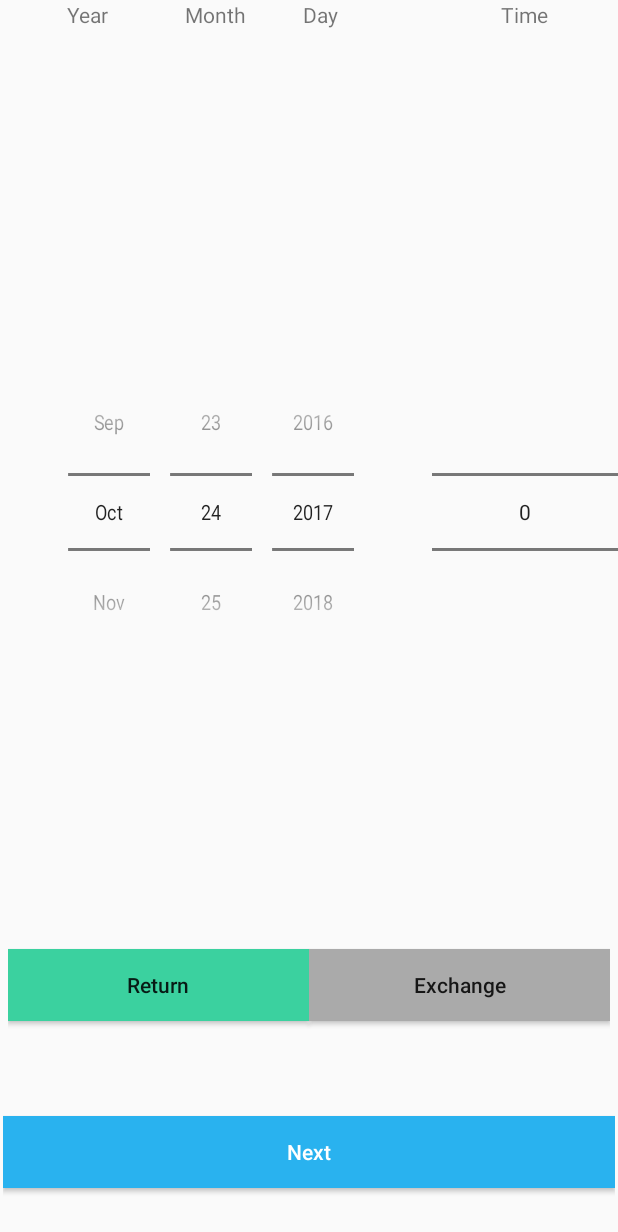
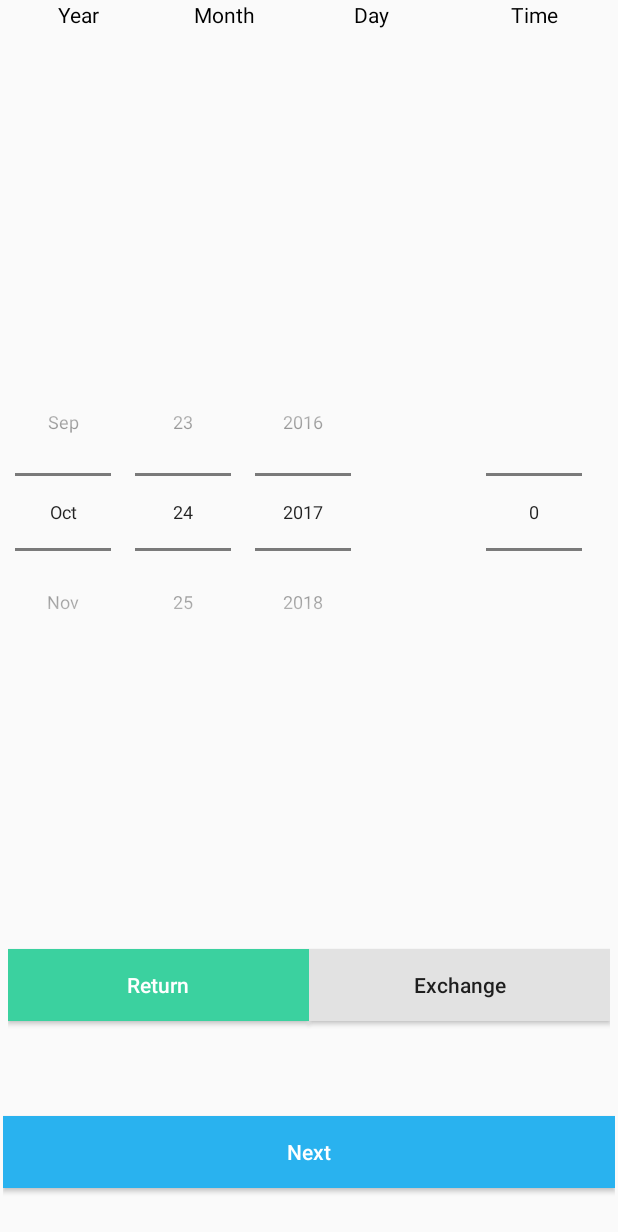
Before and after one commit to dingzhexue/Tracck, an Android app: the layout fragment_purchase_setting.xml on its own in the app's theme, with its tools: preview values and no code run, on a phone screen of 412 x 824 dp. Shown: the top 1232 px of the screen. Run offline under Robolectric (Android 15) with nearby library versions, the phone set to English and light mode, and no system bars.

Commit message:
Recommit for fixed.

```diff
--- a/app/src/main/java/flashbox/tracck/common/CustomNumPicker.java
+++ b/app/src/main/java/flashbox/tracck/common/CustomNumPicker.java
@@ -15,7 +15,7 @@ public class CustomNumPicker extends NumberPicker {
     public void addView(View child) {
         super.addView(child);
         if(child instanceof EditText) {
-            ((EditText) child).setTextSize(3);
+            ((EditText) child).setTextSize(1);
         }
     }
 }
--- a/app/src/main/java/flashbox/tracck/home/TKHomeActivity.java
+++ b/app/src/main/java/flashbox/tracck/home/TKHomeActivity.java
@@ -300,7 +300,7 @@ public class TKHomeActivity extends TKBaseActivity implements NavigationView.OnN
 
     @Override
     public boolean supportOffline() {
-        return true;
+        return false;
     }
 
     @Override
--- a/app/src/main/java/flashbox/tracck/home/TKPreviewActivity.java
+++ b/app/src/main/java/flashbox/tracck/home/TKPreviewActivity.java
@@ -7,6 +7,7 @@ import android.support.v4.view.ViewPager;
 import android.text.Html;
 import android.util.DisplayMetrics;
 import android.view.View;
+import android.view.ViewTreeObserver;
 import android.widget.ImageView;
 import android.widget.LinearLayout;
 import android.widget.TextView;
@@ -83,7 +84,7 @@ public class TKPreviewActivity extends TKBaseActivity {
 
     @Override
     public boolean supportOffline() {
-        return true;
+        return false;
     }
 
     private void init() {
@@ -99,6 +100,7 @@ public class TKPreviewActivity extends TKBaseActivity {
         slider_image_list.add(R.mipmap.ic_purchaseimg);
         slider_image_list.add(R.mipmap.ic_purchaseimgone);
         slider_image_list.add(R.mipmap.ic_purchaseimgtwo);
+
         sliderPagerAdapter = new TKSliderPagerAdapter(TKPreviewActivity.this, slider_image_list);
         vp_slider.setAdapter(sliderPagerAdapter);
         vp_slider.setOnPageChangeListener(new ViewPager.OnPageChangeListener() {
--- a/app/src/main/java/flashbox/tracck/home/TKSliderPagerAdapter.java
+++ b/app/src/main/java/flashbox/tracck/home/TKSliderPagerAdapter.java
@@ -30,7 +30,7 @@ public class TKSliderPagerAdapter extends PagerAdapter {
         assert imagelayout !=null;
         ImageView im_slider = imagelayout.findViewById(R.id.im_slider);
         im_slider.setImageResource(image_arraylist.get(position));
-
+        im_slider.setAdjustViewBounds(true);
         container.addView(imagelayout);
 
         return imagelayout;
--- a/app/src/main/java/flashbox/tracck/home/archive/TKArchiveActivity.java
+++ b/app/src/main/java/flashbox/tracck/home/archive/TKArchiveActivity.java
@@ -106,7 +106,7 @@ public class TKArchiveActivity extends TKBaseActivity
 
     @Override
     public boolean supportOffline() {
-        return true;
+        return false;
     }
 
     @Override
--- a/app/src/main/res/layout/fragment_purchase_description.xml
+++ b/app/src/main/res/layout/fragment_purchase_description.xml
@@ -26,7 +26,7 @@
                     android:layout_width="wrap_content"
                     android:layout_height="wrap_content"
                     android:text="14 Sep 2017"
-                    android:textSize="@dimen/textsize_17sp"
+                    android:textSize="@dimen/textsize_15sp"
                     android:layout_marginLeft="@dimen/margin_10dp"
                     android:textColor="@android:color/black"
                     android:id="@+id/txtDate" />
@@ -34,7 +34,7 @@
                 <TextView
                     android:layout_width="wrap_content"
                     android:layout_height="wrap_content"
-                    android:textSize="@dimen/textsize_17sp"
+                    android:textSize="@dimen/textsize_15sp"
                     android:text="  |  "
                     android:textColor="@android:color/black"/>
                 <TextView
@@ -42,7 +42,7 @@
                     android:layout_width="wrap_content"
                     android:layout_height="wrap_content"
                     android:text="10 AM - 12 PM"
-                    android:textSize="@dimen/textsize_17sp"
+                    android:textSize="@dimen/textsize_15sp"
                     android:textColor="@android:color/black" />
 
             </LinearLayout>
--- a/app/src/main/res/layout/fragment_purchase_setting.xml
+++ b/app/src/main/res/layout/fragment_purchase_setting.xml
@@ -9,12 +9,13 @@
         android:orientation="horizontal"
         android:layout_width="match_parent"
         android:layout_height="@dimen/WH_0dp"
-        android:layout_weight="0.1">
+        android:layout_weight="0.1"
+        android:weightSum="1.0">
 
         <LinearLayout
             android:layout_width="@dimen/WH_0dp"
             android:layout_height="match_parent"
-            android:layout_weight="0.7"
+            android:layout_weight="0.73"
             android:orientation="horizontal"
             android:weightSum="1.0">
 
@@ -23,8 +24,8 @@
                 android:layout_width="@dimen/WH_0dp"
                 android:layout_height="wrap_content"
                 android:gravity="center_horizontal"
-                android:paddingLeft="@dimen/margin_15dp"
                 android:layout_weight="0.35"
+                android:textColor="@color/black"
                 android:text="@string/year" />
 
             <TextView
@@ -33,14 +34,16 @@
                 android:layout_height="wrap_content"
                 android:gravity="center_horizontal"
                 android:layout_weight="0.3"
+                android:textColor="@color/black"
                 android:text="@string/month" />
 
             <TextView
                 android:id="@+id/textView5"
                 android:layout_width="@dimen/WH_0dp"
                 android:layout_height="wrap_content"
-                android:paddingLeft="@dimen/padding_15dp"
+                android:gravity="center_horizontal"
                 android:layout_weight="0.35"
+                android:textColor="@color/black"
                 android:text="@string/day" />
 
         </LinearLayout>
@@ -50,13 +53,14 @@
             android:layout_width="@dimen/WH_0dp"
             android:layout_height="match_parent"
             android:gravity="center_horizontal"
-            android:layout_weight="0.3">
+            android:layout_weight="0.27">
 
             <TextView
                 android:layout_width="wrap_content"
                 android:layout_height="wrap_content"
                 android:text="@string/time"
-                android:id="@+id/textView8" />
+                android:id="@+id/textView8"
+                android:textColor="@color/black"/>
         </LinearLayout>
     </LinearLayout>
 
@@ -79,28 +83,33 @@
                 android:layout_width="@dimen/WH_0dp"
                 android:layout_height="match_parent"
                 android:gravity="center_vertical"
-                android:layout_weight="0.7">
+                android:paddingLeft="@dimen/padding_2dp"
+                android:paddingRight="@dimen/padding_2dp"
+                android:layout_weight="0.73">
 
                 <DatePicker
                     android:id="@+id/pickerDate"
-                    android:layout_width="match_parent"
+                    android:layout_width="wrap_content"
                     android:layout_height="wrap_content"
                     android:text="Date Picker"
+                    android:theme="@style/NumberPickerText"
                     android:datePickerMode="spinner"
-                    android:calendarViewShown="false"
-                    android:scaleX="0.85"/>
+                    android:background="@android:color/transparent"
+                    android:calendarViewShown="false" />
             </LinearLayout>
 
             <LinearLayout
                 android:layout_width="@dimen/WH_0dp"
                 android:layout_height="match_parent"
                 android:gravity="center_vertical|center_horizontal"
-                android:layout_weight="0.3">
+                android:layout_weight="0.27">
 
                 <flashbox.tracck.common.CustomNumPicker
                     android:id="@+id/pickerTimePeriod"
-                    android:layout_width="match_parent"
+                    android:layout_width="wrap_content"
+                    android:background="@android:color/transparent"
                     android:layout_height="wrap_content"
+                    android:theme="@style/NumberPickerText"
                     android:layout_centerHorizontal="true"/>
             </LinearLayout>
 
@@ -122,6 +131,7 @@
                 android:layout_weight="0.5"
                 android:textAllCaps="false"
                 android:background="@color/colorGreen"
+                android:textColor="@color/white"
                 android:text="@string/retur"/>
 
             <Button
@@ -130,7 +140,7 @@
                 android:layout_height="wrap_content"
                 android:layout_weight="0.5"
                 android:textAllCaps="false"
-                android:background="@color/darker_gray"
+                android:background="@color/colorGray"
                 android:text="@string/exchange"/>
 
         </LinearLayout>
--- a/app/src/main/res/values/colors.xml
+++ b/app/src/main/res/values/colors.xml
@@ -6,7 +6,7 @@
     <color name="colorAccent">#23D8AD</color>
     <color name="colorBackground">#23D8AD</color>
     <color name="colorBlue">#29b2ef</color>
-    <color name="colorGray">#f2f4f4</color>
+    <color name="colorGray">#e2e2e2</color>
     <color name="darker_gray">#aaa</color>
     <color name="colorItemText">#FFFFFF</color>
 
--- a/app/src/main/res/values/dimens.xml
+++ b/app/src/main/res/values/dimens.xml
@@ -32,6 +32,7 @@
     <dimen name="padding_35dp">35dp</dimen>
 
     <dimen name="textsize_13sp">13sp</dimen>
+    <dimen name="textsize_15sp">15sp</dimen>
     <dimen name="textsize_16sp">16sp</dimen>
     <dimen name="textsize_17sp">17sp</dimen>
     <dimen name="textsize_18sp">18sp</dimen>
--- a/app/src/main/res/values/styles.xml
+++ b/app/src/main/res/values/styles.xml
@@ -71,11 +71,6 @@
         <!-- Applied to framework control highlights (i.e ripples or list selectors) -->
         <item name="colorControlHighlight">@color/colorGreen</item>
 
-        <!-- Enable these below if you want clicking icons to trigger a ripple effect -->
-        <!--
-        <item name="selectableItemBackground">?android:selectableItemBackground</item>
-        <item name="selectableItemBackgroundBorderless">?android:selectableItemBackground</item>
-        -->
     </style>
 
     <style name="Toolbar.TitleText" parent="TextAppearance.Widget.AppCompat.Toolbar.Title">
@@ -85,4 +80,8 @@
     <style name="navigationdrawerstyle">
         <item name="android:listPreferredItemHeightSmall">60dp</item>
     </style>
+
+    <style name="NumberPickerText">
+        <item name="android:textSize">@dimen/font_medium1</item>
+    </style>
 </resources>
```
Also changed, not shown: app/src/main/java/flashbox/tracck/app/TKSplashActivity.java (+13 -13 lines), app/src/main/java/flashbox/tracck/home/chat/TKPurchaseChatFragment.java (+51 -3 lines), app/src/main/res/layout/activity_preview_fragment.xml (+13 -10 lines), app/src/main/res/layout/fragment_purchase_submit.xml (+20 -36 lines), app/src/main/res/layout/fragment_return_exchange.xml (+41 -32 lines).
